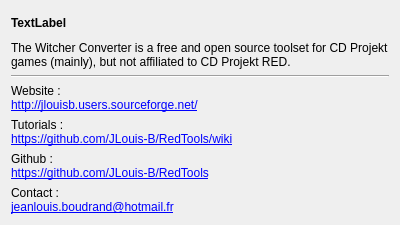
Above: W2ENT_QT/GUI_About.ui from JLouis-B/RedTools before the change. Below: the same form after it.
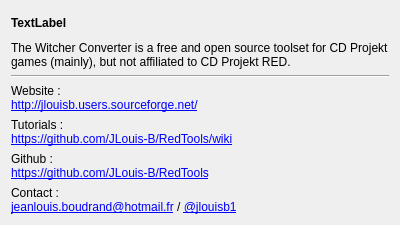
That is the form after the change.

Patch:
```diff
--- a/W2ENT_QT/GUI_About.ui
+++ b/W2ENT_QT/GUI_About.ui
@@ -98,7 +98,7 @@
       </sizepolicy>
      </property>
      <property name="text">
-      <string>Contact :&lt;br/&gt;&lt;a href=&quot;mailto:jeanlouis.boudrand@hotmail.fr&quot;&gt;jeanlouis.boudrand@hotmail.fr&lt;/a&gt;</string>
+      <string>Contact :&lt;br/&gt;&lt;a href=&quot;mailto:jeanlouis.boudrand@hotmail.fr&quot;&gt;jeanlouis.boudrand@hotmail.fr&lt;/a&gt; / &lt;a href=&quot;https://twitter.com/jlouisb1&quot;&gt;@jlouisb1&lt;/a&gt;</string>
      </property>
      <property name="openExternalLinks">
       <bool>true</bool>
```
